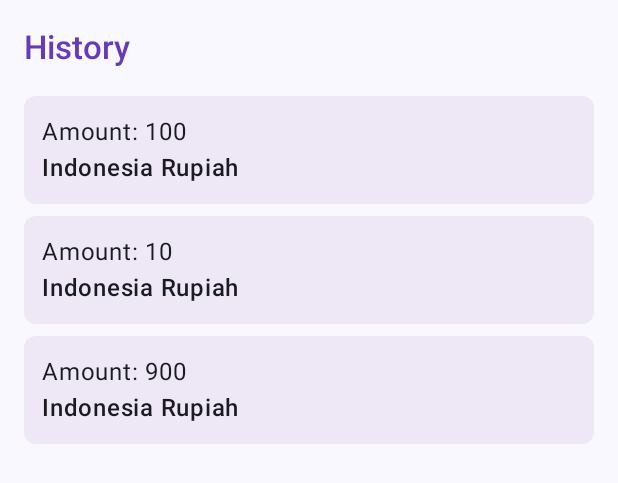
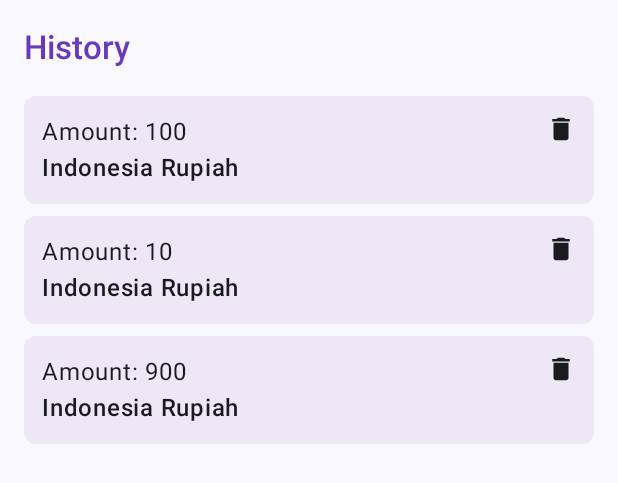
Before and after one commit to stef-ang/CurrencyConverter, an Android app built with Jetpack Compose: the @Preview function DefaultPreview, on a phone screen of 412 x 824 dp. Shown: the top 483 px of the screen. Run offline under Robolectric (Android 15) with nearby library versions, the phone set to English and light mode, and no system bars; network calls fail.

Commit message:
FEAT/Delete history v1 (#4)
* Simple Delete History feature

* update README.md

```diff
--- a/core-data/src/main/java/com/stefang/app/core/data/repository/HistoryRepository.kt
+++ b/core-data/src/main/java/com/stefang/app/core/data/repository/HistoryRepository.kt
@@ -8,4 +8,6 @@ interface HistoryRepository {
     val histories: Flow<List<HistoryModel>>
 
     suspend fun trackHistory(code: String, amount: Int, trackerTime: Long)
+
+    suspend fun deleteHistory(id: Int)
 }
--- a/core-data/src/main/java/com/stefang/app/core/data/repository/HistoryRepositoryImpl.kt
+++ b/core-data/src/main/java/com/stefang/app/core/data/repository/HistoryRepositoryImpl.kt
@@ -32,4 +32,8 @@ class HistoryRepositoryImpl @Inject constructor(
             )
         }
     }
+
+    override suspend fun deleteHistory(id: Int): Unit = withContext(Dispatchers.IO) {
+        historyDataSource.deleteHistory(id)
+    }
 }
--- a/core-database/src/main/java/com/stefang/app/core/database/dao/HistoryDao.kt
+++ b/core-database/src/main/java/com/stefang/app/core/database/dao/HistoryDao.kt
@@ -13,5 +13,8 @@ interface HistoryDao {
     fun getAllHistories(): Flow<List<HistoryDbModel>>
 
     @Insert
-    fun insertHistory(history: HistoryDbModel)
+    suspend fun insertHistory(history: HistoryDbModel)
+
+    @Query("DELETE FROM history WHERE id = :id")
+    suspend fun deleteById(id: Int)
 }
--- a/core-database/src/main/java/com/stefang/app/core/database/datasource/HistoryDataSource.kt
+++ b/core-database/src/main/java/com/stefang/app/core/database/datasource/HistoryDataSource.kt
@@ -7,5 +7,7 @@ interface HistoryDataSource {
 
     fun getAllHistories(): Flow<List<HistoryDbModel>>
 
-    fun insertHistory(history: HistoryDbModel)
+    suspend fun insertHistory(history: HistoryDbModel)
+
+    suspend fun deleteHistory(id: Int)
 }
--- a/core-database/src/main/java/com/stefang/app/core/database/datasource/HistoryDataSourceImpl.kt
+++ b/core-database/src/main/java/com/stefang/app/core/database/datasource/HistoryDataSourceImpl.kt
@@ -13,7 +13,11 @@ class HistoryDataSourceImpl @Inject constructor(
         return historyDao.getAllHistories()
     }
 
-    override fun insertHistory(history: HistoryDbModel) {
+    override suspend fun insertHistory(history: HistoryDbModel) {
         historyDao.insertHistory(history)
     }
+
+    override suspend fun deleteHistory(id: Int) {
+        historyDao.deleteById(id)
+    }
 }
--- a/core-testing/src/main/java/com/stefang/app/core/testing/repository/TestHistoryRepository.kt
+++ b/core-testing/src/main/java/com/stefang/app/core/testing/repository/TestHistoryRepository.kt
@@ -15,4 +15,6 @@ class TestHistoryRepository : HistoryRepository {
         get() = historiesFlow
 
     override suspend fun trackHistory(code: String, amount: Int, trackerTime: Long) {}
+
+    override suspend fun deleteHistory(id: Int) {}
 }
--- a/feature-currency/src/main/java/com/stefang/app/feature/currency/model/HistoryConversionUiModel.kt
+++ b/feature-currency/src/main/java/com/stefang/app/feature/currency/model/HistoryConversionUiModel.kt
@@ -1,6 +1,7 @@
 package com.stefang.app.feature.currency.model
 
 data class HistoryConversionUiModel(
+    val id: Int,
     val amount: Int,
     val currencyCode: String,
     val currencyName: String
--- a/feature-currency/src/main/java/com/stefang/app/feature/currency/ui/HistoryConversionScreen.kt
+++ b/feature-currency/src/main/java/com/stefang/app/feature/currency/ui/HistoryConversionScreen.kt
@@ -3,16 +3,27 @@ package com.stefang.app.feature.currency.ui
 import androidx.compose.foundation.background
 import androidx.compose.foundation.clickable
 import androidx.compose.foundation.layout.Arrangement
+import androidx.compose.foundation.layout.Box
 import androidx.compose.foundation.layout.Column
 import androidx.compose.foundation.layout.fillMaxWidth
 import androidx.compose.foundation.layout.padding
+import androidx.compose.foundation.layout.size
 import androidx.compose.foundation.lazy.LazyColumn
 import androidx.compose.foundation.lazy.items
 import androidx.compose.foundation.shape.RoundedCornerShape
+import androidx.compose.material.icons.Icons
+import androidx.compose.material.icons.filled.Delete
+import androidx.compose.material3.Icon
+import androidx.compose.material3.SnackbarDuration
+import androidx.compose.material3.SnackbarHostState
 import androidx.compose.material3.Text
 import androidx.compose.runtime.Composable
+import androidx.compose.runtime.LaunchedEffect
 import androidx.compose.runtime.getValue
+import androidx.compose.runtime.remember
+import androidx.compose.ui.Alignment
 import androidx.compose.ui.Modifier
+import androidx.compose.ui.res.stringResource
 import androidx.compose.ui.text.font.FontWeight
 import androidx.compose.ui.tooling.preview.Preview
 import androidx.compose.ui.unit.dp
@@ -21,10 +32,12 @@ import androidx.lifecycle.compose.collectAsStateWithLifecycle
 import com.stefang.app.core.ui.DeepPurple50
 import com.stefang.app.core.ui.MyApplicationTheme
 import com.stefang.app.core.ui.component.ScaffoldScreen
+import com.stefang.app.feature.currency.R
 import com.stefang.app.feature.currency.model.HistoryConversionUiModel
 import com.stefang.app.feature.currency.viewmodel.HistoryConversionViewModel
 
 typealias OnClickHistoryConversion = (amount: Int, code: String) -> Unit
+typealias OnDeleteHistoryConversion = (id: Int) -> Unit
 
 @Composable
 fun HistoryConversionRoute(
@@ -32,26 +45,47 @@ fun HistoryConversionRoute(
 ) {
     val historiesState by viewModel.allHistories.collectAsStateWithLifecycle()
 
+    val snackBarHostState = remember { SnackbarHostState() }
+
+    val messageDeleteHistorySuccess = stringResource(R.string.delete_history_success)
+
+    LaunchedEffect(Unit) {
+        viewModel.snackBarEvent.collect {
+            if (it) {
+                snackBarHostState.showSnackbar(
+                    message = messageDeleteHistorySuccess,
+                    duration = SnackbarDuration.Short
+                )
+            }
+        }
+    }
+
     HistoryConversionScreen(
         histories = historiesState,
         onClick = { _, _ ->
             // todo next version
-        }
+        },
+        onDelete = viewModel::deleteHistory,
+        snackBarHostState = snackBarHostState
     )
 }
 
 @Composable
 fun HistoryConversionScreen(
     histories: List<HistoryConversionUiModel>,
-    onClick: OnClickHistoryConversion
+    onClick: OnClickHistoryConversion,
+    onDelete: OnDeleteHistoryConversion,
+    snackBarHostState: SnackbarHostState?
 ) {
     ScaffoldScreen(
         title = "History",
+        snackBarHostState = snackBarHostState,
         content = {
             Column(modifier = Modifier.padding(start = 16.dp, top = it.calculateTopPadding(), end = 16.dp)) {
                 HistoryConversionList(
                     histories,
-                    onClick
+                    onClick,
+                    onDelete
                 )
             }
         }
@@ -61,13 +95,14 @@ fun HistoryConversionScreen(
 @Composable
 private fun HistoryConversionList(
     histories: List<HistoryConversionUiModel>,
-    onClick: OnClickHistoryConversion
+    onClick: OnClickHistoryConversion,
+    onDelete: OnDeleteHistoryConversion
 ) {
     LazyColumn(
         verticalArrangement = Arrangement.spacedBy(8.dp)
     ) {
         items(histories) { item ->
-            HistoryConversionItem(item, onClick)
+            HistoryConversionItem(item, onClick, onDelete)
         }
     }
 }
@@ -75,20 +110,31 @@ private fun HistoryConversionList(
 @Composable
 private fun HistoryConversionItem(
     history: HistoryConversionUiModel,
-    onClick: OnClickHistoryConversion
+    onClick: OnClickHistoryConversion,
+    onDelete: OnDeleteHistoryConversion
 ) {
-    Column(
-        modifier = Modifier
+    Box(modifier = Modifier
         .fillMaxWidth()
         .background(
             color = DeepPurple50,
             shape = RoundedCornerShape(8.dp)
         )
         .clickable { onClick(history.amount, history.currencyCode) }
-            .padding(12.dp)
-    ) {
+        .padding(12.dp)) {
+
+        Column {
             Text(text = "Amount: " + history.amount.toString())
             Text(text = history.currencyName, fontWeight = FontWeight.SemiBold)
+        }
+
+        Icon(
+            modifier = Modifier
+                .align(Alignment.TopEnd)
+                .size(20.dp)
+                .clickable { onDelete(history.id) },
+            imageVector = Icons.Default.Delete,
+            contentDescription = "history",
+        )
     }
 }
 
@@ -98,11 +144,13 @@ private fun DefaultPreview() {
     MyApplicationTheme {
         HistoryConversionScreen(
             histories = listOf(
-                HistoryConversionUiModel(100, "IDR", "Indonesia Rupiah"),
-                HistoryConversionUiModel(10, "IDR", "Indonesia Rupiah"),
-                HistoryConversionUiModel(900, "IDR", "Indonesia Rupiah"),
+                HistoryConversionUiModel(1, 100, "IDR", "Indonesia Rupiah"),
+                HistoryConversionUiModel(2, 10, "IDR", "Indonesia Rupiah"),
+                HistoryConversionUiModel(3, 900, "IDR", "Indonesia Rupiah"),
             ),
-            onClick = { _, _ -> }
+            onClick = { _, _ -> },
+            onDelete = {},
+            snackBarHostState = null
         )
     }
 }
--- a/feature-currency/src/main/res/values/strings.xml
+++ b/feature-currency/src/main/res/values/strings.xml
@@ -2,4 +2,6 @@
 <resources>
     <string name="offline_mode_info">⚠️ You are in offline mode. There is networking issue</string>
     <string name="internal_error_info">⚠️ There is computation issue, please try again later</string>
+
+    <string name="delete_history_success">History has been deleted</string>
 </resources>
```
Also changed, not shown: feature-currency/src/main/java/com/stefang/app/feature/currency/viewmodel/HistoryConversionViewModel.kt (+19 -2 lines), 1 other file. Lines whose indentation alone changed are shown as unchanged.
